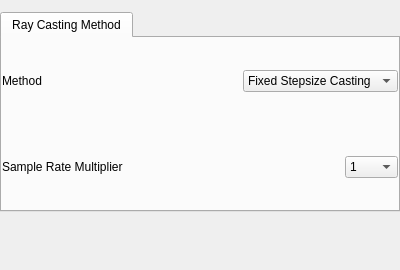
Qt form apps/vaporgui/DVRVariablesGUI.ui (StasJ/vapor-formatted) before a commit.
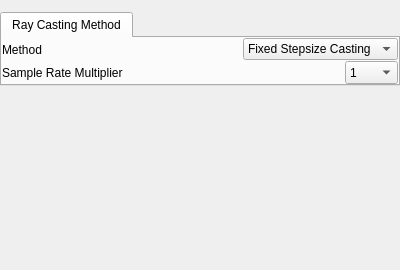
The same form after that commit. Custom widgets are drawn as their Qt base class.

The edit to the form file:
```diff
--- a/apps/vaporgui/DVRVariablesGUI.ui
+++ b/apps/vaporgui/DVRVariablesGUI.ui
@@ -49,7 +49,7 @@
      <property name="minimumSize">
       <size>
        <width>0</width>
-       <height>200</height>
+       <height>0</height>
       </size>
      </property>
      <property name="currentIndex">
@@ -83,6 +83,12 @@
        </property>
        <item>
         <widget class="QFrame" name="frame">
+         <property name="sizePolicy">
+          <sizepolicy hsizetype="Preferred" vsizetype="Minimum">
+           <horstretch>0</horstretch>
+           <verstretch>0</verstretch>
+          </sizepolicy>
+         </property>
          <property name="frameShape">
           <enum>QFrame::NoFrame</enum>
          </property>
@@ -107,6 +113,12 @@
           </property>
           <item>
            <widget class="QLabel" name="label">
+            <property name="sizePolicy">
+             <sizepolicy hsizetype="Preferred" vsizetype="Minimum">
+              <horstretch>0</horstretch>
+              <verstretch>0</verstretch>
+             </sizepolicy>
+            </property>
             <property name="text">
              <string>Method</string>
             </property>
@@ -150,6 +162,12 @@
        </item>
        <item>
         <widget class="QFrame" name="frame_2">
+         <property name="sizePolicy">
+          <sizepolicy hsizetype="Preferred" vsizetype="Minimum">
+           <horstretch>0</horstretch>
+           <verstretch>0</verstretch>
+          </sizepolicy>
+         </property>
          <property name="frameShape">
           <enum>QFrame::NoFrame</enum>
          </property>
@@ -174,6 +192,12 @@
           </property>
           <item>
            <widget class="QLabel" name="label_2">
+            <property name="sizePolicy">
+             <sizepolicy hsizetype="Preferred" vsizetype="Minimum">
+              <horstretch>0</horstretch>
+              <verstretch>0</verstretch>
+             </sizepolicy>
+            </property>
             <property name="text">
              <string>Sample Rate Multiplier</string>
             </property>
@@ -194,6 +218,12 @@
           </item>
           <item>
            <widget class="QComboBox" name="_sampleRateComboBox">
+            <property name="sizePolicy">
+             <sizepolicy hsizetype="Preferred" vsizetype="Minimum">
+              <horstretch>0</horstretch>
+              <verstretch>0</verstretch>
+             </sizepolicy>
+            </property>
             <item>
              <property name="text">
               <string>1</string>
```
Left out of the diff: 12 changed lines with no effect on the pictures.
